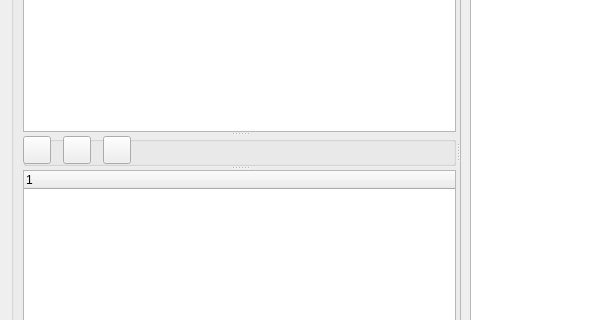
Qt form GUI_UIs/ui_dialog_code_image.ui (ccbogel/QualCoder) before a commit; both pictures show x 0 to 593 and y 179 to 499 of the 950 by 596 pixel window.
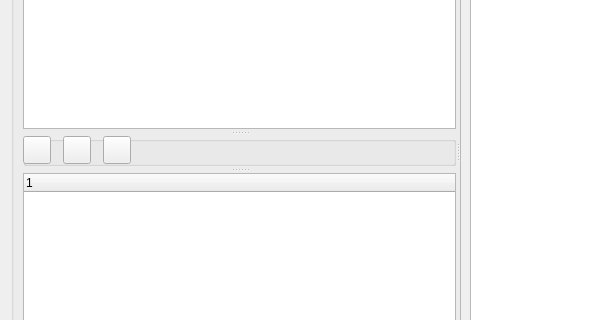
The same form after that commit.

Commit message: wider splitter handles

Diff of the .ui file:
```diff
--- a/GUI_UIs/ui_dialog_code_image.ui
+++ b/GUI_UIs/ui_dialog_code_image.ui
@@ -185,6 +185,9 @@
          <property name="orientation">
           <enum>Qt::Vertical</enum>
          </property>
+         <property name="handleWidth">
+          <number>7</number>
+         </property>
          <widget class="QListWidget" name="listWidget"/>
          <widget class="QGroupBox" name="groupBox_file_buttons">
           <property name="minimumSize">
```
The commit also changes 2 other files.
